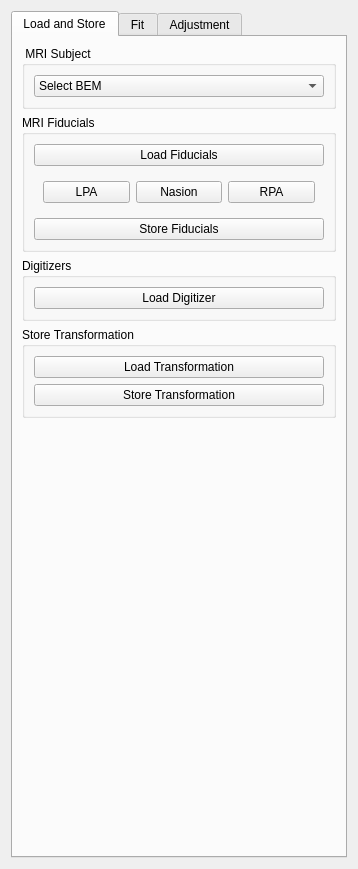
The window that libraries/disp/viewers/formfiles/coregsettingsview.ui (mne-tools/mne-cpp) describes before a commit, drawn with Qt 5.
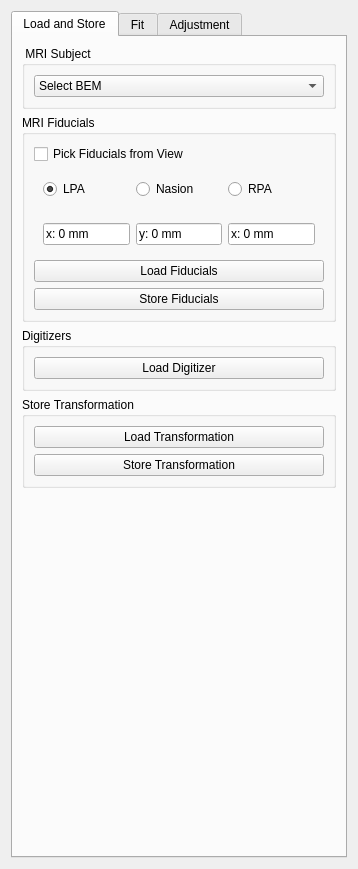
The same window after the commit.

Commit message: ENH: implement new fiducial picking options in control widget

```diff
--- a/libraries/disp/viewers/formfiles/coregsettingsview.ui
+++ b/libraries/disp/viewers/formfiles/coregsettingsview.ui
@@ -52,9 +52,12 @@
          </property>
          <layout class="QVBoxLayout" name="verticalLayout_4">
           <item>
-           <widget class="QPushButton" name="m_qPushButton_LoadFid">
+           <widget class="QCheckBox" name="m_qCheckBox_PickFiducials">
             <property name="text">
-             <string>Load Fiducials</string>
+             <string>Pick Fiducials from View</string>
+            </property>
+            <property name="checked">
+             <bool>false</bool>
             </property>
            </widget>
           </item>
@@ -62,21 +65,24 @@
            <widget class="QWidget" name="m_qWidget_PickFiducials" native="true">
             <layout class="QHBoxLayout" name="horizontalLayout">
              <item>
-              <widget class="QPushButton" name="m_qPushButton_PickLPA">
+              <widget class="QRadioButton" name="m_qRadioButton_LPA">
                <property name="text">
                 <string>LPA</string>
                </property>
+               <property name="checked">
+                <bool>true</bool>
+               </property>
               </widget>
              </item>
              <item>
-              <widget class="QPushButton" name="m_qPushButton_PickNas">
+              <widget class="QRadioButton" name="m_qRadioButton_NAS">
                <property name="text">
                 <string>Nasion</string>
                </property>
               </widget>
              </item>
              <item>
-              <widget class="QPushButton" name="m_qPushButton_PickRPA">
+              <widget class="QRadioButton" name="m_qRadioButton_RPA">
                <property name="text">
                 <string>RPA</string>
                </property>
@@ -85,6 +91,40 @@
             </layout>
            </widget>
           </item>
+          <item>
+           <widget class="QWidget" name="m_qWidget_ResultFiducials" native="true">
+            <layout class="QHBoxLayout" name="horizontalLayout_2">
+             <item>
+              <widget class="QLineEdit" name="m_qLineEdit_LPA">
+               <property name="text">
+                <string>x: 0 mm</string>
+               </property>
+              </widget>
+             </item>
+             <item>
+              <widget class="QLineEdit" name="m_qLineEdit_NAS">
+               <property name="text">
+                <string>y: 0 mm</string>
+               </property>
+              </widget>
+             </item>
+             <item>
+              <widget class="QLineEdit" name="m_qLineEdit_RPA">
+               <property name="text">
+                <string>x: 0 mm</string>
+               </property>
+              </widget>
+             </item>
+            </layout>
+           </widget>
+          </item>
+          <item>
+           <widget class="QPushButton" name="m_qPushButton_LoadFid">
+            <property name="text">
+             <string>Load Fiducials</string>
+            </property>
+           </widget>
+          </item>
           <item>
            <widget class="QPushButton" name="m_qPushButton_StoreFid">
             <property name="text">
```
The commit also changes 4 other files.
